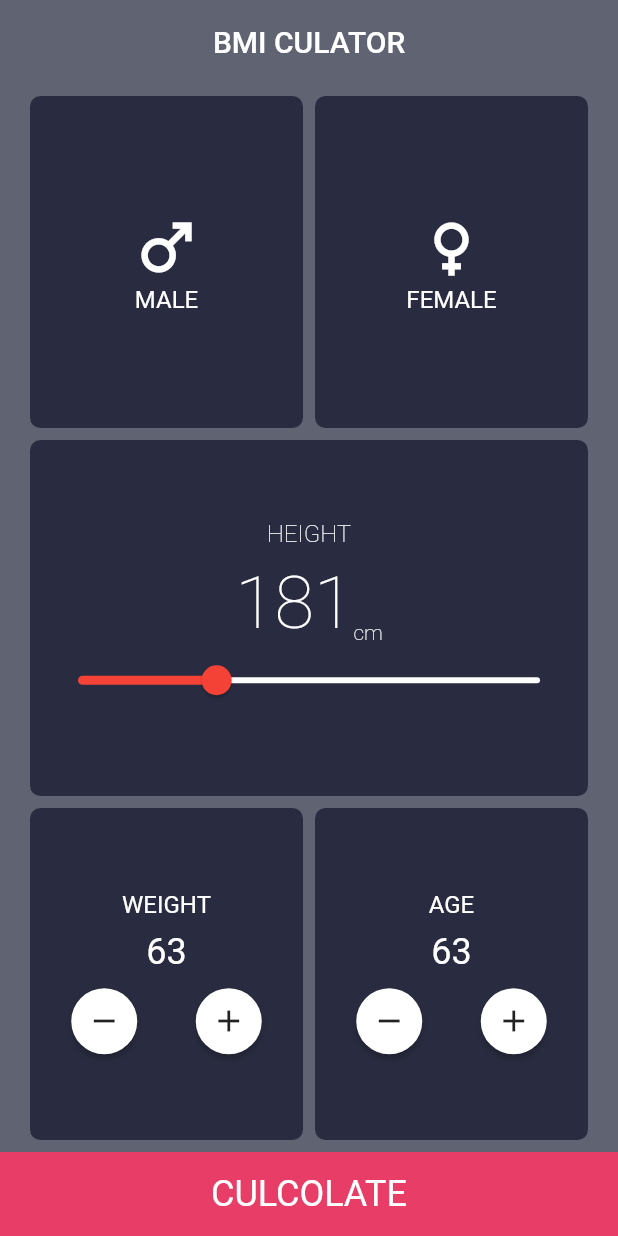
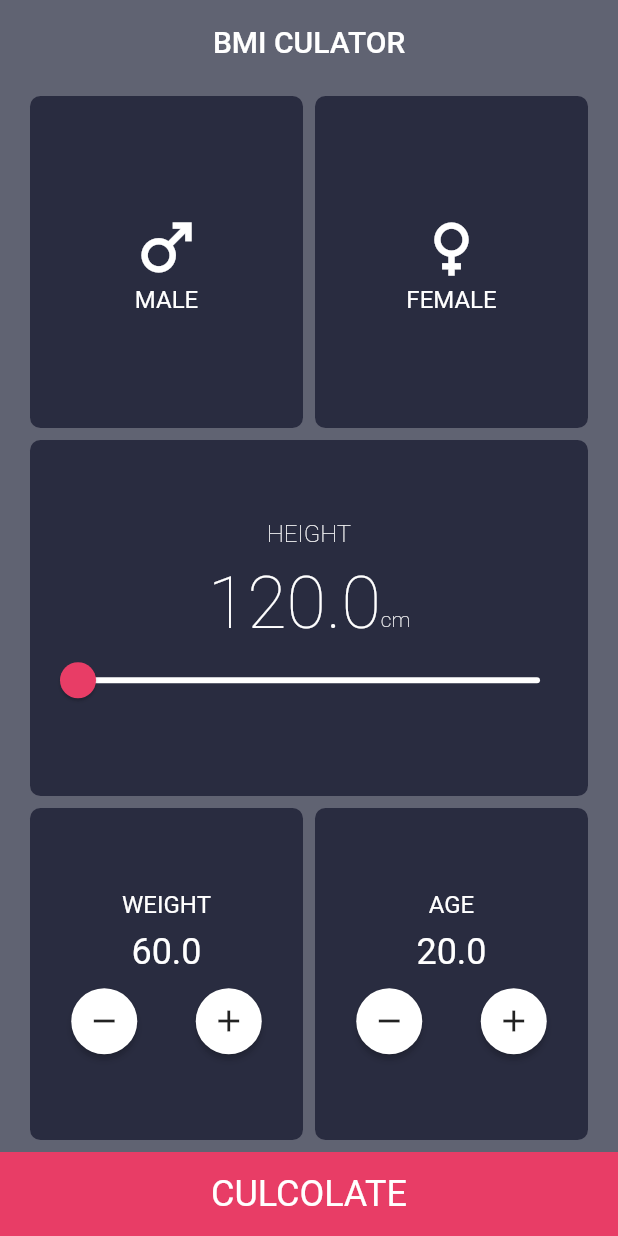
Before and after one commit to AhmadHaniShaheen/BMI-project, a Flutter app: the screen it shows after launch, on a phone screen of 412 x 824 dp. Run offline on Flutter 3.47's test engine with Material 2 defaults, Android fonts, the phone set to English and light mode, and no system bars; our stand-ins replace google_fonts.

Commit message:
last tuch

```diff
--- /dev/null
+++ b/lib/brain/bmi_brain.dart
@@ -0,0 +1,24 @@
+import 'dart:math';
+
+class BMIBrain {
+  final double weight;
+  final double height;
+  late double result;
+
+  BMIBrain(this.weight, this.height);
+
+  double calculatBMI() {
+    result = weight / pow(height / 100, 2);
+    return result;
+  }
+
+  String checkBMI() {
+    if (result > 25.4) {
+      return 'Overweight';
+    } else if (result >= 18) {
+      return 'Normal range';
+    } else {
+      return 'Underweight';
+    }
+  }
+}
--- a/lib/constants/colors.dart
+++ b/lib/constants/colors.dart
@@ -2,3 +2,4 @@ import 'package:flutter/material.dart';
 
 const backgroundColor = Color(0xff1D2136);
 const contanirColor = Color(0xff24263B);
+const scandryColor = Color(0xffE83D66);
--- a/lib/views/home.dart
+++ b/lib/views/home.dart
@@ -1,9 +1,10 @@
+import 'package:bmi_project/brain/bmi_brain.dart';
 import 'package:bmi_project/constants/colors.dart';
 import 'package:bmi_project/widges/card_data.dart';
 import 'package:bmi_project/widges/card_info.dart';
-import 'package:bmi_project/widges/fab_dart.dart';
 import 'package:bmi_project/widges/my_card.dart';
 import 'package:flutter/material.dart';
+import 'dart:developer' as devtool show log;
 
 class HomePage extends StatefulWidget {
   const HomePage({super.key});
@@ -14,6 +15,9 @@ class HomePage extends StatefulWidget {
 
 class _HomePageState extends State<HomePage> {
   Gender? selectedGender;
+  double height = 120;
+  double weight = 60;
+  double age = 20;
   @override
   Widget build(BuildContext context) {
     return Scaffold(
@@ -94,19 +98,20 @@ class _HomePageState extends State<HomePage> {
                     const SizedBox(
                       height: 8,
                     ),
-                    const Row(
+                    Row(
                       mainAxisAlignment: MainAxisAlignment.center,
-                      crossAxisAlignment: CrossAxisAlignment.end,
+                      crossAxisAlignment: CrossAxisAlignment.baseline,
+                      textBaseline: TextBaseline.alphabetic,
                       children: [
                         Text(
-                          '181',
-                          style: TextStyle(
+                          height.toString(),
+                          style: const TextStyle(
                             fontSize: 48,
                             color: Colors.white,
                             fontWeight: FontWeight.w100,
                           ),
                         ),
-                        Text(
+                        const Text(
                           'cm',
                           style: TextStyle(
                             color: Colors.white,
@@ -115,12 +120,25 @@ class _HomePageState extends State<HomePage> {
                         ),
                       ],
                     ),
-                    Slider(
-                      thumbColor: Colors.red,
-                      activeColor: Colors.red,
+                    SliderTheme(
+                      data: SliderThemeData(
+                          overlayColor: scandryColor.withOpacity(0.9),
+                          thumbShape: const RoundSliderThumbShape(
+                            enabledThumbRadius: 12,
+                          )),
+                      child: Slider(
+                        thumbColor: scandryColor,
+                        activeColor: scandryColor,
                         inactiveColor: Colors.white,
-                      value: 0.3,
-                      onChanged: (value) {},
+                        value: height.toDouble(),
+                        min: 120,
+                        max: 220,
+                        onChanged: (value) {
+                          setState(() {
+                            height = value.round().toDouble();
+                          });
+                        },
+                      ),
                     )
                   ],
                 ),
@@ -136,22 +154,42 @@ class _HomePageState extends State<HomePage> {
                   Expanded(
                     child: MyCard(
                       color: contanirColor.withOpacity(0.9),
-                      child: const CardInfo(
+                      child: CardInfo(
                         title: 'WEIGHT',
-                        weightNumber: 63,
+                        weightNumber: weight,
                         iconRemove: Icons.remove,
                         iconAdd: Icons.add,
+                        functionRemove: () {
+                          setState(() {
+                            weight--;
+                          });
+                        },
+                        functionAdd: () {
+                          setState(() {
+                            weight++;
+                          });
+                        },
                       ),
                     ),
                   ),
                   Expanded(
                     child: MyCard(
                       color: contanirColor.withOpacity(0.9),
-                      child: const CardInfo(
+                      child: CardInfo(
                         title: 'AGE',
-                        weightNumber: 63,
+                        weightNumber: age,
                         iconRemove: Icons.remove,
                         iconAdd: Icons.add,
+                        functionRemove: () {
+                          setState(() {
+                            age--;
+                          });
+                        },
+                        functionAdd: () {
+                          setState(() {
+                            age++;
+                          });
+                        },
                       ),
                     ),
                   ),
@@ -159,15 +197,77 @@ class _HomePageState extends State<HomePage> {
               ),
             ),
           ),
-          Container(
+          InkWell(
+            onTap: () {
+              BMIBrain bmiBrain = BMIBrain(weight, height);
+              devtool.log(bmiBrain.calculatBMI().toString());
+              devtool.log(bmiBrain.checkBMI());
+              AlertDialog alertDialog = AlertDialog(
+                title: bmiBrain.checkBMI() == 'Normal range'
+                    ? Text(
+                        '${bmiBrain.checkBMI()}!',
+                        style: const TextStyle(
+                          color: Colors.green,
+                          fontSize: 24,
+                        ),
+                        textAlign: TextAlign.center,
+                      )
+                    : Text(
+                        '${bmiBrain.checkBMI()}!',
+                        style: const TextStyle(
+                          color: Colors.red,
+                          fontSize: 24,
+                        ),
+                        textAlign: TextAlign.center,
+                      ),
+                content: bmiBrain.checkBMI() == 'Normal rang'
+                    ? Text(
+                        'You have a normal body weight\n Your score is ${bmiBrain.calculatBMI().round()}\n Good job!')
+                    : bmiBrain.checkBMI() == 'Overweight'
+                        ? Text(
+                            'Your score is ${bmiBrain.calculatBMI().round()} is above the healthy range\n \nMake lifestyle',
+                            style: const TextStyle(
+                              fontSize: 24,
+                            ),
+                            textAlign: TextAlign.center,
+                          )
+                        : Text(
+                            'Your score is ${bmiBrain.calculatBMI().round()} is under the healthy range.\n \n Good luck!',
+                            style: const TextStyle(
+                              fontSize: 24,
+                            ),
+                            textAlign: TextAlign.center,
+                          ),
+                actions: <Widget>[
+                  TextButton(
+                    onPressed: () {
+                      // When 'OK' is pressed, close the AlertDialog
+                      Navigator.of(context).pop();
+                    },
+                    child: const Text(
+                      'OK',
+                      style: TextStyle(color: scandryColor),
+                    ),
+                  ),
+                ],
+              );
+              showDialog(
+                context: context,
+                builder: (BuildContext context) {
+                  return alertDialog;
+                },
+              );
+            },
+            child: Container(
               height: 56,
-            color: const Color(0xffE83D66),
+              color: scandryColor,
               child: const Center(
                 child: Text(
                   'CULCOLATE',
                   style: TextStyle(
                     fontSize: 24,
                     color: Colors.white,
+                  ),
                 ),
               ),
             ),
--- a/lib/widges/card_info.dart
+++ b/lib/widges/card_info.dart
@@ -3,15 +3,19 @@ import 'package:flutter/material.dart';
 
 class CardInfo extends StatelessWidget {
   final String title;
-  final int weightNumber;
+  final double weightNumber;
   final IconData iconRemove;
   final IconData iconAdd;
+  final Function() functionRemove;
+  final Function() functionAdd;
   const CardInfo({
     super.key,
     required this.title,
     required this.weightNumber,
     required this.iconRemove,
     required this.iconAdd,
+    required this.functionRemove,
+    required this.functionAdd,
   });
 
   @override
@@ -42,8 +46,8 @@ class CardInfo extends StatelessWidget {
         Row(
           mainAxisAlignment: MainAxisAlignment.spaceAround,
           children: [
-            FAButton(function: () {}, icon: iconRemove),
-            FAButton(function: () {}, icon: iconAdd),
+            FAButton(function: functionRemove, icon: iconRemove),
+            FAButton(function: functionAdd, icon: iconAdd),
           ],
         )
       ],
```
Lines whose indentation alone changed are shown as unchanged.
